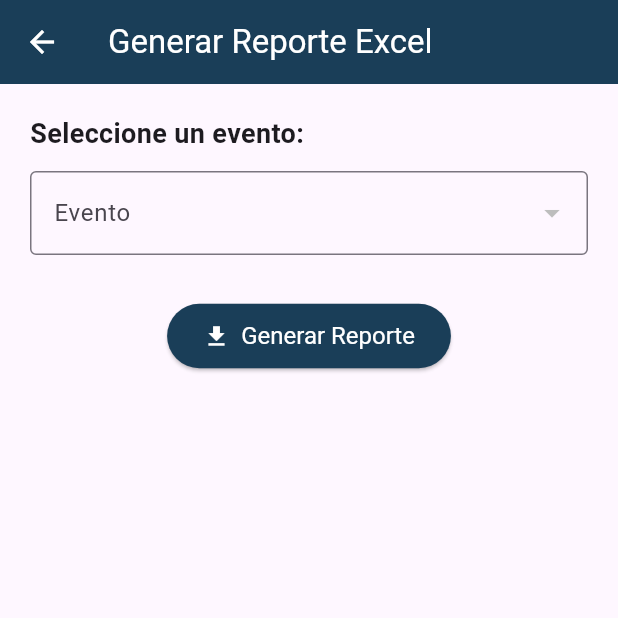
After one commit to juandavidburgos/Innovasoft, a Flutter app: the AdminHomePage screen opened by its route, after a tap on "Generar reporte", on a phone screen of 412 x 824 dp, the top half of it. The commit adds this screen. Run offline on Flutter 3.47's test engine with Material 3 defaults, Android fonts, the phone set to English and light mode, and no system bars; our stand-ins replace connectivity_plus, geolocator, image_picker, jwt_decoder, open_file, permission_handler and 2 more; accounts and stored records are empty.

Commit message:
vista para descargar el reporte

```diff
--- a/lib/main.dart
+++ b/lib/main.dart
@@ -24,6 +24,7 @@ import 'pages/home/trainer_home_page.dart';
 import 'pages/caracterization/assistence_register_page.dart';
 import 'pages/caracterization/trainer_select_permanent_event_page.dart';
 import 'pages/caracterization/check_assistant_page.dart';
+import 'pages/report/report_page.dart';
 import 'models/event_model.dart';
 
 void main() async{
@@ -119,6 +120,8 @@ class MyApp extends StatelessWidget {
         '/success_register_page': (context) => SuccessRegisterPage(),
         '/view_users': (context) => ViewUsersPage(),
         '/disable_users': (context) => DisableUsersPage(),
+        //Ruta para descargar el reporte
+        '/report': (context) => GenerateReportePage(),
       },
     );
   }
--- a/lib/pages/home/admin_home_page.dart
+++ b/lib/pages/home/admin_home_page.dart
@@ -65,7 +65,7 @@ class _AdminHomePage extends State<AdminHomePage> {
                 mainAxisAlignment: MainAxisAlignment.start,
                   crossAxisAlignment: CrossAxisAlignment.center,
                   children: [
-                    const SizedBox(height: 120),
+                    const SizedBox(height: 80),
                     const Divider(thickness: 1.5, color: Color(0xFFCCCCCC), height: 20),
                     Text(
                       'Bienvenido, $nombreUsuario!\nRol: $rolUsuario',
@@ -114,6 +114,15 @@ class _AdminHomePage extends State<AdminHomePage> {
                         Navigator.pushNamed(context, '/home_admin_trainer');
                       },
                     ),
+                    const SizedBox(height: 15),
+                    MainButton(
+                      texto: 'Generar reporte',
+                      color: const Color(0xFF038C65),
+                      ancho: 290,
+                      onPressed: () {
+                        Navigator.pushNamed(context, '/report');
+                      },
+                    ),
                   ],
                 ),
               ),
--- /dev/null
+++ b/lib/pages/report/report_page.dart
@@ -0,0 +1,272 @@
+import 'dart:io';
+import 'package:flutter/material.dart';
+import 'package:open_file/open_file.dart';
+import '../../models/event_model.dart';
+import '../../repositories/forms_repository.dart';
+import '../../repositories/event_repository.dart';
+
+class GenerateReportePage extends StatefulWidget {
+  const GenerateReportePage({super.key});
+
+  @override
+  State<GenerateReportePage> createState() => _GenerateReportePageState();
+}
+
+class _GenerateReportePageState extends State<GenerateReportePage> {
+  final FormsRepository _repo = FormsRepository();
+  final EventRepository eventRepo = EventRepository();
+  List<EventModel> _eventos = [];
+  EventModel? _eventoSeleccionado;
+  bool _descargando = false;
+
+  @override
+  void initState() {
+    super.initState();
+    _cargarEventos();
+  }
+
+  Future<void> _cargarEventos() async {
+    //obtener local
+    final eventos = await eventRepo.obtenerEventos();
+    //obtener remoto
+    //final eventos = await _repo.obtenerEventosRemotos();
+    setState(() {
+      _eventos = eventos.where((e) => e.estado == 'activo').toList();
+    });
+  }
+  /*Future<void> _cargarEventos() async {
+    try {
+      final eventos = await eventRepo.obtenerEventosRemotos();
+      setState(() {
+        _eventos = eventos.where((e) => e.estado == 'activo').toList();
+      });
+    } catch (e) {
+      if (context.mounted) {
+        ScaffoldMessenger.of(context).showSnackBar(
+          const SnackBar(content: Text('Error al cargar eventos')),
+        );
+      }
+    }
+  }*/
+
+  Future<void> _generarReporte() async {
+    if (_eventoSeleccionado == null) {
+      ScaffoldMessenger.of(context).showSnackBar(
+        const SnackBar(content: Text('Por favor selecciona un evento')),
+      );
+      return;
+    }
+
+    setState(() => _descargando = true);
+
+    try {
+      File? archivo = await _repo.descargarReporteExcel(_eventoSeleccionado!.id_evento!);
+
+      if (archivo != null && context.mounted) {
+        ScaffoldMessenger.of(context).showSnackBar(
+          const SnackBar(content: Text('Reporte descargado con éxito')),
+        );
+        await OpenFile.open(archivo.path);
+      } else {
+        ScaffoldMessenger.of(context).showSnackBar(
+          const SnackBar(content: Text('Error al descargar el reporte')),
+        );
+      }
+    } catch (_) {
+      if (context.mounted) {
+        ScaffoldMessenger.of(context).showSnackBar(
+          const SnackBar(content: Text('Error inesperado al generar reporte')),
+        );
+      }
+    } finally {
+      setState(() => _descargando = false);
+    }
+  }
+
+  @override
+  Widget build(BuildContext context) {
+    return Scaffold(
+      appBar: AppBar(
+        title: const Text('Generar Reporte Excel'),
+        leading: IconButton(
+          icon: const Icon(Icons.arrow_back),
+          onPressed: () => Navigator.of(context).pop(),
+        ),
+        backgroundColor: const Color(0xFF1A3E58),
+        foregroundColor: Colors.white,
+      ),
+      body: SingleChildScrollView(
+        padding: const EdgeInsets.all(20),
+        child: Column(
+          crossAxisAlignment: CrossAxisAlignment.start,
+          children: [
+            const Text(
+              'Seleccione un evento:',
+              style: TextStyle(fontSize: 18, fontWeight: FontWeight.bold),
+            ),
+            const SizedBox(height: 12),
+            DropdownButtonFormField<EventModel>(
+              isExpanded: true,
+              value: _eventoSeleccionado,
+              decoration: const InputDecoration(
+                border: OutlineInputBorder(),
+                labelText: 'Evento',
+              ),
+              items: _eventos.map((evento) {
+                return DropdownMenuItem<EventModel>(
+                  value: evento,
+                  child: Text(evento.nombre ?? 'Evento sin nombre'),
+                );
+              }).toList(),
+              onChanged: (evento) {
+                setState(() {
+                  _eventoSeleccionado = evento;
+                });
+              },
+            ),
+            const SizedBox(height: 30),
+            Center(
+              child: ElevatedButton.icon(
+                style: ElevatedButton.styleFrom(
+                  backgroundColor: const Color(0xFF1A3E58),
+                  foregroundColor: Colors.white,
+                  padding: const EdgeInsets.symmetric(horizontal: 24, vertical: 12),
+                  textStyle: const TextStyle(fontSize: 16),
+                ),
+                onPressed: _descargando ? null : _generarReporte,
+                icon: _descargando
+                    ? const SizedBox(
+                        width: 20,
+                        height: 20,
+                        child: CircularProgressIndicator(strokeWidth: 2, color: Colors.white),
+                      )
+                    : const Icon(Icons.download),
+                label: Text(_descargando ? 'Generando...' : 'Generar Reporte'),
+              ),
+            ),
+          ],
+        ),
+      ),
+    );
+  }
+}
+
+/*import 'dart:io';
+import 'package:flutter/material.dart';
+import 'package:open_file/open_file.dart';
+import 'package:path_provider/path_provider.dart';
+import '../../models/event_model.dart';
+import '../../repositories/forms_repository.dart';
+import '../../repositories/event_repository.dart';
+
+class GenerateReportePage extends StatefulWidget {
+  const GenerateReportePage({super.key});
+
+  @override
+  State<GenerateReportePage> createState() => _GenerateReportePageState();
+}
+
+class _GenerateReportePageState extends State<GenerateReportePage> {
+  final FormsRepository _repo = FormsRepository();
+  final EventRepository event_repo = EventRepository();
+  List<EventModel> _eventos = [];
+  EventModel? _eventoSeleccionado;
+  bool _descargando = false;
+
+  @override
+  void initState() {
+    super.initState();
+    _cargarEventos();
+  }
+
+  Future<void> _cargarEventos() async {
+    try {
+      final eventos = await event_repo.obtenerEventosRemotos();
+      setState(() {
+        _eventos = eventos.where((e) => e.estado == 'activo').toList();
+      });
+    } catch (e) {
+      if (context.mounted) {
+        ScaffoldMessenger.of(context).showSnackBar(
+          const SnackBar(content: Text('Error al cargar eventos!')),
+        );
+      }
+    }
+  }
+
+  Future<void> _generarReporte() async {
+    if (_eventoSeleccionado == null) {
+      ScaffoldMessenger.of(context).showSnackBar(
+        const SnackBar(content: Text('Por favor selecciona un evento')),
+      );
+      return;
+    }
+
+    setState(() => _descargando = true);
+
+    try {
+      File? archivo = await _repo.descargarReporteExcel(_eventoSeleccionado!.id_evento!);//revisar
+
+      if (archivo != null && context.mounted) {
+        ScaffoldMessenger.of(context).showSnackBar(
+          const SnackBar(content: Text('Reporte descargado con éxito')),
+        );
+        await OpenFile.open(archivo.path);
+      } else {
+        ScaffoldMessenger.of(context).showSnackBar(
+          const SnackBar(content: Text('Error al descargar el reporte')),
+        );
+      }
+    } catch (_) {
+      if (context.mounted) {
+        ScaffoldMessenger.of(context).showSnackBar(
+          const SnackBar(content: Text('Error inesperado al generar reporte')),
+        );
+      }
+    } finally {
+      setState(() => _descargando = false);
+    }
+  }
+
+  @override
+  Widget build(BuildContext context) {
+    return Scaffold(
+      appBar: AppBar(title: const Text('Generar Reporte Excel')),
+      body: Padding(
+        padding: const EdgeInsets.all(16.0),
+        child: Column(
+          children: [
+            DropdownButton<EventModel>(
+              isExpanded: true,
+              value: _eventoSeleccionado,
+              hint: const Text('Selecciona un evento'),
+              items: _eventos.map((evento) {
+                return DropdownMenuItem<EventModel>(
+                  value: evento,
+                  child: Text(evento.nombre ?? 'Evento sin nombre'),
+                );
+              }).toList(),
+              onChanged: (evento) {
+                setState(() {
+                  _eventoSeleccionado = evento;
+                });
+              },
+            ),
+            const SizedBox(height: 20),
+            ElevatedButton.icon(
+              onPressed: _descargando ? null : _generarReporte,
+              icon: const Icon(Icons.download),
+              label: _descargando
+                  ? const SizedBox(
+                      width: 20,
+                      height: 20,
+                      child: CircularProgressIndicator(strokeWidth: 2),
+                    )
+                  : const Text('Generar Reporte'),
+            ),
+          ],
+        ),
+      ),
+    );
+  }
+}*/
--- a/pubspec.yaml
+++ b/pubspec.yaml
@@ -20,6 +20,8 @@ dependencies:
   geolocator: ^10.1.0
   image_picker: ^1.0.4
   geocoding: ^2.1.0
+  permission_handler: ^11.0.1
+  open_file: ^3.2.1
 
 
 dev_dependencies:
```
Also changed, not shown: lib/repositories/forms_repository.dart (+10 -0 lines), lib/services/remote_data_service.dart (+42 -1 lines), lib/services/remote_service.dart (+10 -0 lines), pubspec.lock, 6 other files.
